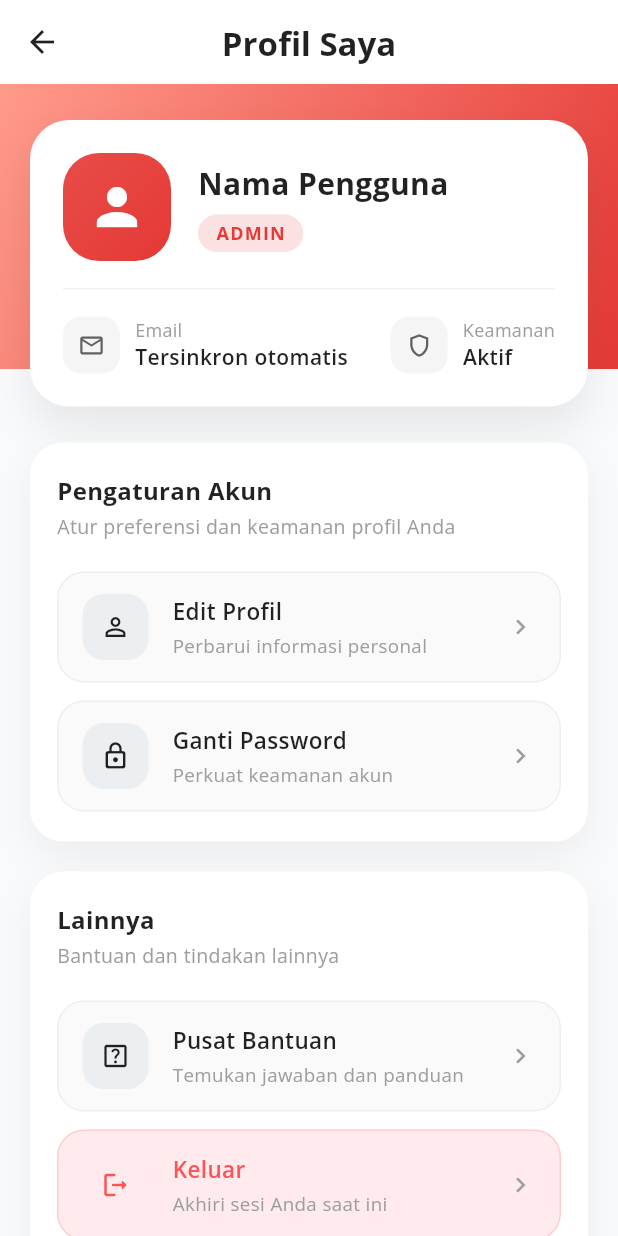
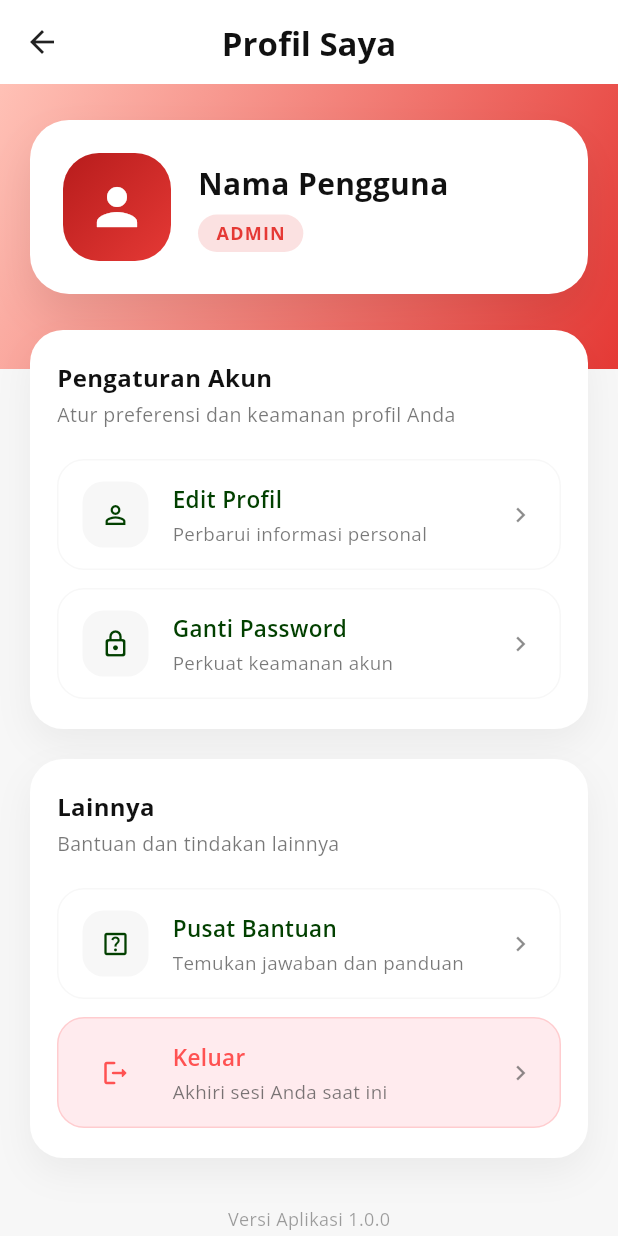
Before and after one commit to KamingLo/Learra, a Flutter app: the ProfileScreen screen opened directly, on a phone screen of 412 x 824 dp. Run offline on Flutter 3.47's test engine with Material 3 defaults, Android fonts, the phone set to English and light mode, and no system bars; our stand-ins replace flutter_dotenv, google_fonts, shared_preferences, shimmer; accounts and stored records are empty; network calls fail.

Commit message:
Perbaiki icon dan warna profile

```diff
--- a/lib/screens/user/profile/edit_profile_screen.dart
+++ b/lib/screens/user/profile/edit_profile_screen.dart
@@ -123,7 +123,7 @@ class _EditProfileScreenState extends State<EditProfileScreen> {
       };
 
       // Mengirim request PUT ke endpoint spesifik ID user (user/profile)
-      await _apiService.put('/user/profile/$_userId', body: body);
+      await _apiService.put('/users/$_userId', body: body);
 
       if (!mounted) return;
       ScaffoldMessenger.of(context).showSnackBar(
@@ -229,8 +229,6 @@ class _EditProfileScreenState extends State<EditProfileScreen> {
                             controller: _birthDateController,
                             icon: Icons.calendar_today,
                             isReadOnly: true,
-                            onTap: () => _selectDate(context),
-                            suffixIcon: Icons.expand_more,
                           ),
                         ],
                       ),
--- a/lib/screens/user/profile/profile_screen.dart
+++ b/lib/screens/user/profile/profile_screen.dart
@@ -4,6 +4,12 @@ import '../../../services/session_service.dart';
 import '../../../main.dart'; // Untuk AuthCheck
 
 class ProfileScreen extends StatelessWidget {
+  static const Color _primaryText = Color(0xFF111111);
+  static const Color _secondaryText = Color(0xFF3F3F3F);
+  static const Color _surfaceLight = Color(0xFFF7F7F7);
+  static const Color _primaryGreen = Color(0xFF06A900);
+  static const Color _deepGreen = Color(0xFF024000);
+
   final String role;
 
   const ProfileScreen({super.key, required this.role});
@@ -21,19 +27,21 @@ class ProfileScreen extends StatelessWidget {
   @override
   Widget build(BuildContext context) {
     final bool isAdmin = role.toLowerCase() == 'admin';
-    final Color accentColor = isAdmin ? const Color(0xFFE53935) : const Color(0xFF2ECC71);
+    final Color accentColor = isAdmin ? const Color(0xFFE53935) : _primaryGreen;
+    final Color accentSecondary =
+        isAdmin ? const Color(0xFFB71C1C) : _deepGreen;
 
     return Scaffold(
-      backgroundColor: const Color(0xFFF8FAFB),
+      backgroundColor: _surfaceLight,
       appBar: AppBar(
         title: const Text(
           "Profil Saya",
-          style: TextStyle(color: Colors.black87, fontWeight: FontWeight.w700),
+          style: TextStyle(color: _primaryText, fontWeight: FontWeight.w700),
         ),
         centerTitle: true,
         backgroundColor: Colors.white,
         elevation: 0,
-        foregroundColor: Colors.black87,
+        foregroundColor: _primaryText,
       ),
       body: Stack(
         children: [
@@ -42,8 +50,8 @@ class ProfileScreen extends StatelessWidget {
             decoration: BoxDecoration(
               gradient: LinearGradient(
                 colors: isAdmin
-                    ? [const Color(0xFFFF9A8B), const Color(0xFFE53935)]
-                    : [const Color(0xFFB5FFFC), const Color(0xFF2ECC71)],
+                    ? [const Color(0xFFFFC1B6), accentColor]
+                    : [_primaryGreen.withOpacity(0.35), _deepGreen],
                 begin: Alignment.topLeft,
                 end: Alignment.bottomRight,
               ),
@@ -53,7 +61,7 @@ class ProfileScreen extends StatelessWidget {
             padding: const EdgeInsets.fromLTRB(20, 24, 20, 32),
             child: Column(
               children: [
-                _buildProfileHeroCard(accentColor, isAdmin),
+                _buildProfileHeroCard(accentColor, accentSecondary),
                 const SizedBox(height: 24),
                 _buildMenuSection(
                   title: "Pengaturan Akun",
@@ -105,7 +113,8 @@ class ProfileScreen extends StatelessWidget {
                 const SizedBox(height: 32),
                 Text(
                   "Versi Aplikasi 1.0.0",
-                  style: TextStyle(color: Colors.grey.shade500, fontSize: 12),
+                  style:
+                      TextStyle(color: _secondaryText.withOpacity(0.5), fontSize: 12),
                 ),
                 const SizedBox(height: 32),
               ],
@@ -116,7 +125,7 @@ class ProfileScreen extends StatelessWidget {
     );
   }
 
-  Widget _buildProfileHeroCard(Color accentColor, bool isAdmin) {
+  Widget _buildProfileHeroCard(Color accentColor, Color accentSecondary) {
     return Container(
       width: double.infinity,
       padding: const EdgeInsets.all(22),
@@ -140,7 +149,7 @@ class ProfileScreen extends StatelessWidget {
                 height: 72,
                 decoration: BoxDecoration(
                   gradient: LinearGradient(
-                    colors: [accentColor.withOpacity(0.9), accentColor],
+                    colors: [accentSecondary, accentColor],
                     begin: Alignment.topLeft,
                     end: Alignment.bottomRight,
                   ),
@@ -153,12 +162,12 @@ class ProfileScreen extends StatelessWidget {
                 child: Column(
                   crossAxisAlignment: CrossAxisAlignment.start,
                   children: [
-                    const Text(
+                    Text(
                       "Nama Pengguna",
-                      style: TextStyle(
+                      style: const TextStyle(
                         fontSize: 20,
                         fontWeight: FontWeight.w700,
-                        color: Colors.black87,
+                        color: _primaryText,
                       ),
                     ),
                     const SizedBox(height: 6),
@@ -181,24 +190,6 @@ class ProfileScreen extends StatelessWidget {
                     ),
                   ],
                 ),
-              ),
-            ],
-          ),
-          const SizedBox(height: 18),
-          const Divider(height: 1, color: Color(0xFFEFF3F8)),
-          const SizedBox(height: 18),
-          Row(
-            mainAxisAlignment: MainAxisAlignment.spaceBetween,
-            children: const [
-              _ProfileMetaItem(
-                icon: Icons.mail_outline,
-                label: "Email",
-                value: "Tersinkron otomatis",
-              ),
-              _ProfileMetaItem(
-                icon: Icons.shield_outlined,
-                label: "Keamanan",
-                value: "Aktif",
               ),
             ],
           ),
@@ -234,13 +225,13 @@ class ProfileScreen extends StatelessWidget {
             style: const TextStyle(
               fontSize: 16,
               fontWeight: FontWeight.w700,
-              color: Colors.black87,
+              color: _primaryText,
             ),
           ),
           const SizedBox(height: 4),
           Text(
             subtitle,
-            style: TextStyle(color: Colors.grey.shade500, fontSize: 13),
+            style: TextStyle(color: _secondaryText.withOpacity(0.7), fontSize: 13),
           ),
           const SizedBox(height: 20),
           ...children,
@@ -256,24 +247,27 @@ class ProfileScreen extends StatelessWidget {
     required VoidCallback onTap,
     bool isDestructive = false,
   }) {
-    final Color textColor = isDestructive ? Colors.redAccent : Colors.black87;
+    final Color textColor = isDestructive ? Colors.redAccent : _deepGreen;
     final Color iconBg =
-        isDestructive ? Colors.red.shade50 : Colors.blueGrey.shade50;
+        isDestructive ? Colors.red.shade50 : _surfaceLight;
 
     return Material(
       color: Colors.transparent,
       child: InkWell(
         onTap: onTap,
         borderRadius: BorderRadius.circular(18),
+        splashColor: isDestructive
+            ? Colors.redAccent.withOpacity(0.1)
+            : _primaryGreen.withOpacity(0.12),
         child: Container(
           padding: const EdgeInsets.symmetric(horizontal: 16, vertical: 14),
           decoration: BoxDecoration(
-            color: isDestructive ? Colors.red.shade50 : Colors.grey.shade50,
+            color: isDestructive ? Colors.red.shade50 : Colors.white,
             borderRadius: BorderRadius.circular(18),
             border: Border.all(
               color: isDestructive
                   ? Colors.redAccent.withOpacity(0.2)
-                  : Colors.grey.shade200,
+                  : _surfaceLight,
             ),
           ),
           child: Row(
@@ -304,7 +298,7 @@ class ProfileScreen extends StatelessWidget {
                       Text(
                         subtitle,
                         style: TextStyle(
-                          color: Colors.grey.shade500,
+                          color: _secondaryText.withOpacity(0.7),
                           fontSize: 12.5,
                         ),
                       ),
@@ -312,7 +306,7 @@ class ProfileScreen extends StatelessWidget {
                   ],
                 ),
               ),
-              const Icon(Icons.chevron_right, color: Colors.grey, size: 20),
+              Icon(Icons.chevron_right, color: _secondaryText.withOpacity(0.6), size: 20),
             ],
           ),
         ),
@@ -371,10 +365,10 @@ class _ProfileMetaItem extends StatelessWidget {
         Container(
           padding: const EdgeInsets.all(10),
           decoration: BoxDecoration(
-            color: Colors.grey.shade100,
+            color: ProfileScreen._surfaceLight,
             borderRadius: BorderRadius.circular(12),
           ),
-          child: Icon(icon, size: 18, color: Colors.grey.shade700),
+          child: Icon(icon, size: 18, color: ProfileScreen._deepGreen),
         ),
         const SizedBox(width: 10),
         Column(
@@ -384,7 +378,7 @@ class _ProfileMetaItem extends StatelessWidget {
               label,
               style: TextStyle(
                 fontSize: 12,
-                color: Colors.grey.shade500,
+                color: ProfileScreen._secondaryText.withOpacity(0.7),
                 letterSpacing: 0.2,
               ),
             ),
@@ -393,7 +387,7 @@ class _ProfileMetaItem extends StatelessWidget {
               style: const TextStyle(
                 fontSize: 14,
                 fontWeight: FontWeight.w600,
-                color: Colors.black87,
+                color: ProfileScreen._primaryText,
               ),
             ),
           ],
--- a/lib/widgets/user/profile/profile_input_field.dart
+++ b/lib/widgets/user/profile/profile_input_field.dart
@@ -23,6 +23,10 @@ class ProfileInputField extends StatelessWidget {
   @override
   Widget build(BuildContext context) {
     final textTheme = Theme.of(context).textTheme;
+    const Color primaryGreen = Color(0xFF06A900);
+    const Color deepGreen = Color(0xFF024000);
+    const Color fieldBackground = Color(0xFFF7F7F7);
+
     return Padding(
       padding: const EdgeInsets.only(bottom: 18),
       child: Column(
@@ -58,12 +62,12 @@ class ProfileInputField extends StatelessWidget {
             decoration: InputDecoration(
               prefixIcon: Icon(
                 icon,
-                color: isReadOnly ? Colors.grey : Colors.blueAccent,
+                color: isReadOnly ? Colors.grey : primaryGreen,
               ),
               suffixIcon:
                   suffixIcon != null ? Icon(suffixIcon, color: Colors.grey) : null,
               filled: true,
-              fillColor: isReadOnly ? Colors.grey.shade100 : Colors.white,
+              fillColor: isReadOnly ? fieldBackground : Colors.white,
               contentPadding:
                   const EdgeInsets.symmetric(horizontal: 16, vertical: 14),
               enabledBorder: OutlineInputBorder(
@@ -72,7 +76,7 @@ class ProfileInputField extends StatelessWidget {
               ),
               focusedBorder: OutlineInputBorder(
                 borderRadius: BorderRadius.circular(14),
-                borderSide: const BorderSide(color: Colors.blueAccent, width: 1.5),
+                borderSide: BorderSide(color: deepGreen, width: 1.5),
               ),
               disabledBorder: OutlineInputBorder(
                 borderRadius: BorderRadius.circular(14),
```
Also changed, not shown: pubspec.lock.
